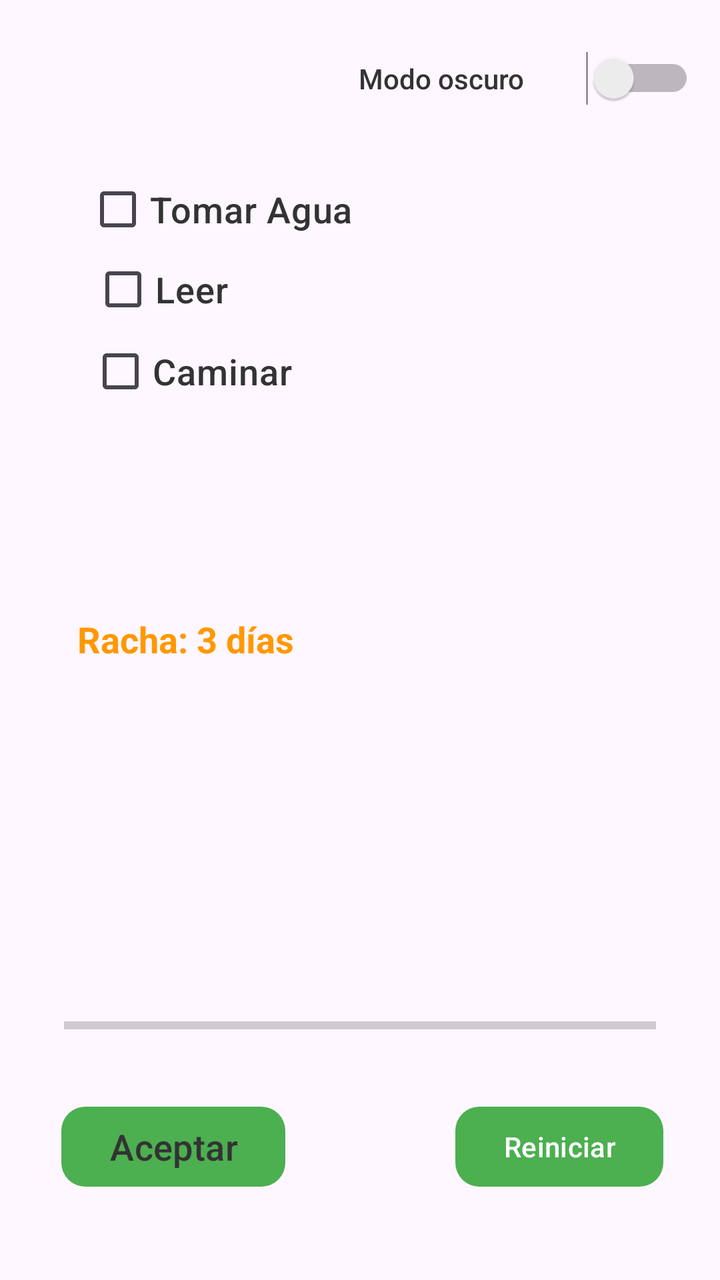
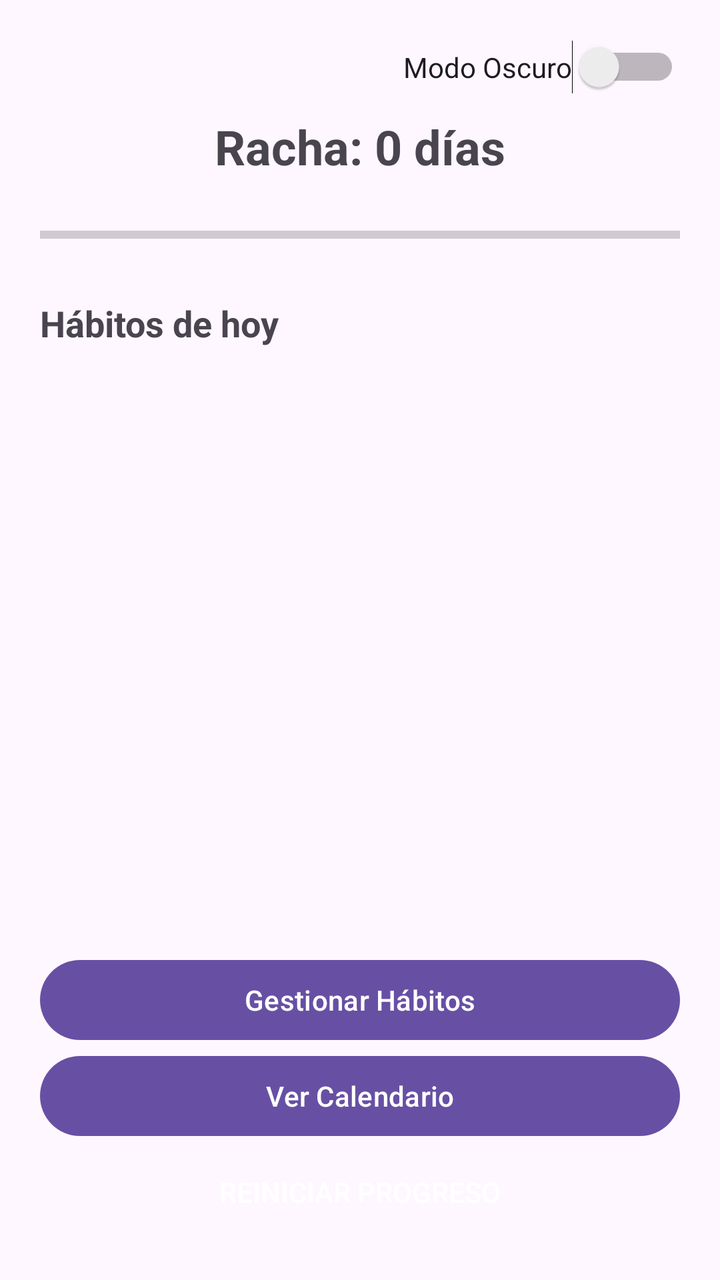

Screens rendered from an Android XML layout before and after an edit, with the pre-edit source and the edit as a unified diff.
<!-- AndroidManifest.xml: application theme Theme.HabiTrack -->
<!-- res/layout/activity_main.xml -->
<?xml version="1.0" encoding="utf-8"?>
<androidx.constraintlayout.widget.ConstraintLayout xmlns:android="http://schemas.android.com/apk/res/android"
    xmlns:app="http://schemas.android.com/apk/res-auto"
    xmlns:tools="http://schemas.android.com/tools"
    android:id="@+id/main"
    android:layout_width="match_parent"
    android:layout_height="match_parent"
    tools:context=".MainActivity">

    <Button
        android:id="@+id/btnAceptar"
        android:layout_width="wrap_content"
        android:layout_height="wrap_content"
        android:text="@string/btnAceptar"
        app:backgroundTint="#4CAF50"
        app:cornerRadius="12dp"
        android:textSize="18sp"
        android:textColor="#333333"
        android:fontFamily="sans-serif-medium"
        app:layout_constraintBottom_toBottomOf="parent"
        app:layout_constraintEnd_toEndOf="parent"
        app:layout_constraintHorizontal_bias="0.124"
        app:layout_constraintStart_toStartOf="parent"
        app:layout_constraintTop_toTopOf="parent"
        app:layout_constraintVertical_bias="0.928" />

    <CheckBox
        android:id="@+id/checkBoxTomarAgua"
        android:layout_width="wrap_content"
        android:layout_height="wrap_content"
        android:layout_marginStart="24dp"
        android:layout_marginTop="16dp"
        android:fontFamily="sans-serif-medium"
        android:text="@string/checkBoxTomarAgua"
        android:textColor="#333333"
        android:textSize="18sp"
        app:layout_constraintBottom_toBottomOf="parent"
        app:layout_constraintEnd_toEndOf="parent"
        app:layout_constraintHorizontal_bias="0.094"
        app:layout_constraintStart_toStartOf="parent"
        app:layout_constraintTop_toTopOf="parent"
        app:layout_constraintVertical_bias="0.112" />

    <CheckBox
        android:id="@+id/checkBoxCaminar"
        android:layout_width="wrap_content"
        android:layout_height="wrap_content"
        android:layout_marginStart="24dp"
        android:layout_marginTop="16dp"
        android:fontFamily="sans-serif-medium"
        android:text="@string/checkBoxCaminar"
        android:textColor="#333333"
        android:textSize="18sp"
        app:layout_constraintBottom_toBottomOf="parent"
        app:layout_constraintEnd_toEndOf="parent"
        app:layout_constraintHorizontal_bias="0.087"
        app:layout_constraintStart_toStartOf="parent"
        app:layout_constraintTop_toTopOf="parent"
        app:layout_constraintVertical_bias="0.253" />

    <ProgressBar
        android:id="@+id/progressBarHabitos"
        style="?android:attr/progressBarStyleHorizontal"
        android:layout_width="0dp"
        android:layout_height="wrap_content"
        android:layout_marginStart="32dp"
        android:layout_marginTop="440dp"
        android:layout_marginEnd="32dp"
        android:max="100"
        android:progress="0"
        app:layout_constraintEnd_toEndOf="parent"
        app:layout_constraintHorizontal_bias="0.0"
        app:layout_constraintStart_toStartOf="parent"
        app:layout_constraintTop_toBottomOf="@+id/switchModoOscuro" />

    <CheckBox
        android:id="@+id/checkBoxLeer"
        android:layout_width="wrap_content"
        android:layout_height="wrap_content"
        android:layout_marginStart="24dp"
        android:layout_marginTop="16dp"
        android:fontFamily="sans-serif-medium"
        android:text="@string/checkBoxLeer"
        android:textColor="#333333"
        android:textSize="18sp"
        app:layout_constraintBottom_toBottomOf="parent"
        app:layout_constraintEnd_toEndOf="parent"
        app:layout_constraintHorizontal_bias="0.081"
        app:layout_constraintStart_toStartOf="parent"
        app:layout_constraintTop_toTopOf="parent"
        app:layout_constraintVertical_bias="0.182" />

    <Button
        android:id="@+id/btnReiniciar"
        android:layout_width="wrap_content"
        android:layout_height="wrap_content"
        android:text="@string/btnReiniciar"
        app:backgroundTint="#4CAF50"
        app:cornerRadius="12dp"
        app:layout_constraintBottom_toBottomOf="parent"
        app:layout_constraintEnd_toEndOf="parent"
        app:layout_constraintHorizontal_bias="0.889"
        app:layout_constraintStart_toStartOf="parent"
        app:layout_constraintTop_toTopOf="parent"
        app:layout_constraintVertical_bias="0.928" />

    <Switch
        android:id="@+id/switchModoOscuro"
        android:layout_width="168dp"
        android:layout_height="51dp"
        android:text="@string/switchModoOscuro"
        android:textColor="#333333"
        android:fontFamily="sans-serif-medium"
        app:layout_constraintBottom_toBottomOf="parent"
        app:layout_constraintEnd_toEndOf="parent"
        app:layout_constraintHorizontal_bias="0.934"
        app:layout_constraintStart_toStartOf="parent"
        app:layout_constraintTop_toTopOf="parent"
        app:layout_constraintVertical_bias="0.023" />

    <TextView
        android:id="@+id/tvRacha"
        android:layout_width="wrap_content"
        android:layout_height="wrap_content"
        android:text="Racha: 3 días"
        android:textColor="#FF9800"
        android:textSize="18sp"
        android:textStyle="bold"
        app:layout_constraintBottom_toBottomOf="parent"
        app:layout_constraintEnd_toEndOf="parent"
        app:layout_constraintHorizontal_bias="0.154"
        app:layout_constraintStart_toStartOf="parent"
        app:layout_constraintTop_toTopOf="parent"
        app:layout_constraintVertical_bias="0.499" />

</androidx.constraintlayout.widget.ConstraintLayout>
<!-- resources referenced by this layout -->
<resources>
  <string name="btnAceptar">Aceptar</string>
  <string name="btnReiniciar">Reiniciar</string>
  <string name="checkBoxCaminar">Caminar</string>
  <string name="checkBoxLeer">Leer</string>
  <string name="checkBoxTomarAgua">Tomar Agua</string>
  <string name="switchModoOscuro">Modo oscuro</string>
  <style name="Theme.HabiTrack" parent="Base.Theme.HabiTrack" />
  <style name="Base.Theme.HabiTrack" parent="Theme.Material3.DayNight.NoActionBar">
          
          
      </style>
</resources>

<!-- the commit's change to res/layout/activity_main.xml (unified diff, before → after) -->
@@ -1,136 +1,88 @@
 <?xml version="1.0" encoding="utf-8"?>
-<androidx.constraintlayout.widget.ConstraintLayout xmlns:android="http://schemas.android.com/apk/res/android"
-    xmlns:app="http://schemas.android.com/apk/res-auto"
-    xmlns:tools="http://schemas.android.com/tools"
+<LinearLayout xmlns:android="http://schemas.android.com/apk/res/android"
     android:id="@+id/main"
     android:layout_width="match_parent"
     android:layout_height="match_parent"
-    tools:context=".MainActivity">
+    android:orientation="vertical"
+    android:padding="20dp">
 
-    <Button
-        android:id="@+id/btnAceptar"
-        android:layout_width="wrap_content"
+    <LinearLayout
+        android:layout_width="match_parent"
         android:layout_height="wrap_content"
-        android:text="@string/btnAceptar"
-        app:backgroundTint="#4CAF50"
-        app:cornerRadius="12dp"
-        android:textSize="18sp"
-        android:textColor="#333333"
-        android:fontFamily="sans-serif-medium"
-        app:layout_constraintBottom_toBottomOf="parent"
-        app:layout_constraintEnd_toEndOf="parent"
-        app:layout_constraintHorizontal_bias="0.124"
-        app:layout_constraintStart_toStartOf="parent"
-        app:layout_constraintTop_toTopOf="parent"
-        app:layout_constraintVertical_bias="0.928" />
+        android:gravity="end"
+        android:orientation="horizontal">
 
-    <CheckBox
-        android:id="@+id/checkBoxTomarAgua"
-        android:layout_width="wrap_content"
+        <Switch
+            android:id="@+id/switchModoOscuro"
+            android:layout_width="wrap_content"
+            android:layout_height="wrap_content"
+            android:text="Modo Oscuro" />
+    </LinearLayout>
+
+    <TextView
+        android:id="@+id/tvRacha"
+        android:layout_width="match_parent"
         android:layout_height="wrap_content"
-        android:layout_marginStart="24dp"
-        android:layout_marginTop="16dp"
-        android:fontFamily="sans-serif-medium"
-        android:text="@string/checkBoxTomarAgua"
-        android:textColor="#333333"
-        android:textSize="18sp"
-        app:layout_constraintBottom_toBottomOf="parent"
-        app:layout_constraintEnd_toEndOf="parent"
-        app:layout_constraintHorizontal_bias="0.094"
-        app:layout_constraintStart_toStartOf="parent"
-        app:layout_constraintTop_toTopOf="parent"
-        app:layout_constraintVertical_bias="0.112" />
-
-    <CheckBox
-        android:id="@+id/checkBoxCaminar"
-        android:layout_width="wrap_content"
-        android:layout_height="wrap_content"
-        android:layout_marginStart="24dp"
-        android:layout_marginTop="16dp"
-        android:fontFamily="sans-serif-medium"
-        android:text="@string/checkBoxCaminar"
-        android:textColor="#333333"
-        android:textSize="18sp"
-        app:layout_constraintBottom_toBottomOf="parent"
-        app:layout_constraintEnd_toEndOf="parent"
-        app:layout_constraintHorizontal_bias="0.087"
-        app:layout_constraintStart_toStartOf="parent"
-        app:layout_constraintTop_toTopOf="parent"
-        app:layout_constraintVertical_bias="0.253" />
+        android:layout_marginTop="10dp"
+        android:gravity="center"
+        android:text="Racha: 0 días"
+        android:textSize="24sp"
+        android:textStyle="bold" />
 
     <ProgressBar
         android:id="@+id/progressBarHabitos"
         style="?android:attr/progressBarStyleHorizontal"
-        android:layout_width="0dp"
-        android:layout_height="wrap_content"
-        android:layout_marginStart="32dp"
-        android:layout_marginTop="440dp"
-        android:layout_marginEnd="32dp"
+        android:layout_width="match_parent"
+        android:layout_height="24dp"
+        android:layout_marginTop="16dp"
+        android:layout_marginBottom="20dp"
         android:max="100"
-        android:progress="0"
-        app:layout_constraintEnd_toEndOf="parent"
-        app:layout_constraintHorizontal_bias="0.0"
-        app:layout_constraintStart_toStartOf="parent"
-        app:layout_constraintTop_toBottomOf="@+id/switchModoOscuro" />
-
-    <CheckBox
-        android:id="@+id/checkBoxLeer"
-        android:layout_width="wrap_content"
-        android:layout_height="wrap_content"
-        android:layout_marginStart="24dp"
-        android:layout_marginTop="16dp"
-        android:fontFamily="sans-serif-medium"
-        android:text="@string/checkBoxLeer"
-        android:textColor="#333333"
-        android:textSize="18sp"
-        app:layout_constraintBottom_toBottomOf="parent"
-        app:layout_constraintEnd_toEndOf="parent"
-        app:layout_constraintHorizontal_bias="0.081"
-        app:layout_constraintStart_toStartOf="parent"
-        app:layout_constraintTop_toTopOf="parent"
-        app:layout_constraintVertical_bias="0.182" />
-
-    <Button
-        android:id="@+id/btnReiniciar"
-        android:layout_width="wrap_content"
-        android:layout_height="wrap_content"
-        android:text="@string/btnReiniciar"
-        app:backgroundTint="#4CAF50"
-        app:cornerRadius="12dp"
-        app:layout_constraintBottom_toBottomOf="parent"
-        app:layout_constraintEnd_toEndOf="parent"
-        app:layout_constraintHorizontal_bias="0.889"
-        app:layout_constraintStart_toStartOf="parent"
-        app:layout_constraintTop_toTopOf="parent"
-        app:layout_constraintVertical_bias="0.928" />
-
-    <Switch
-        android:id="@+id/switchModoOscuro"
-        android:layout_width="168dp"
-        android:layout_height="51dp"
-        android:text="@string/switchModoOscuro"
-        android:textColor="#333333"
-        android:fontFamily="sans-serif-medium"
-        app:layout_constraintBottom_toBottomOf="parent"
-        app:layout_constraintEnd_toEndOf="parent"
-        app:layout_constraintHorizontal_bias="0.934"
-        app:layout_constraintStart_toStartOf="parent"
-        app:layout_constraintTop_toTopOf="parent"
-        app:layout_constraintVertical_bias="0.023" />
+        android:progress="0" />
 
     <TextView
-        android:id="@+id/tvRacha"
-        android:layout_width="wrap_content"
+        android:layout_width="match_parent"
         android:layout_height="wrap_content"
-        android:text="Racha: 3 días"
-        android:textColor="#FF9800"
+        android:layout_marginBottom="8dp"
+        android:text="Hábitos de hoy"
         android:textSize="18sp"
-        android:textStyle="bold"
-        app:layout_constraintBottom_toBottomOf="parent"
-        app:layout_constraintEnd_toEndOf="parent"
-        app:layout_constraintHorizontal_bias="0.154"
-        app:layout_constraintStart_toStartOf="parent"
-        app:layout_constraintTop_toTopOf="parent"
-        app:layout_constraintVertical_bias="0.499" />
+        android:textStyle="bold" />
 
-</androidx.constraintlayout.widget.ConstraintLayout>
+    <ScrollView
+        android:layout_width="match_parent"
+        android:layout_height="0dp"
+        android:layout_weight="1">
+
+        <LinearLayout
+            android:id="@+id/layoutContenedorHabitos"
+            android:layout_width="match_parent"
+            android:layout_height="wrap_content"
+            android:orientation="vertical" />
+    </ScrollView>
+
+    <LinearLayout
+        android:layout_width="match_parent"
+        android:layout_height="wrap_content"
+        android:layout_marginTop="12dp"
+        android:orientation="vertical">
+
+        <Button
+            android:id="@+id/btnAgregarHabito"
+            android:layout_width="match_parent"
+            android:layout_height="wrap_content"
+            android:text="Gestionar Hábitos" />
+
+        <Button
+            android:id="@+id/btnVerCalendario"
+            android:layout_width="match_parent"
+            android:layout_height="wrap_content"
+            android:text="Ver Calendario" />
+
+        <Button
+            android:id="@+id/btnReiniciar"
+            style="?android:attr/borderlessButtonStyle"
+            android:layout_width="match_parent"
+            android:layout_height="wrap_content"
+            android:text="Reiniciar Progreso" />
+    </LinearLayout>
+
+</LinearLayout>
<!-- resource entries referenced after the edit -->
@@ -1,11 +1,5 @@
 <!-- resources referenced by this layout -->
 <resources>
-  <string name="btnAceptar">Aceptar</string>
-  <string name="btnReiniciar">Reiniciar</string>
-  <string name="checkBoxCaminar">Caminar</string>
-  <string name="checkBoxLeer">Leer</string>
-  <string name="checkBoxTomarAgua">Tomar Agua</string>
-  <string name="switchModoOscuro">Modo oscuro</string>
   <style name="Theme.HabiTrack" parent="Base.Theme.HabiTrack" />
   <style name="Base.Theme.HabiTrack" parent="Theme.Material3.DayNight.NoActionBar">
           
